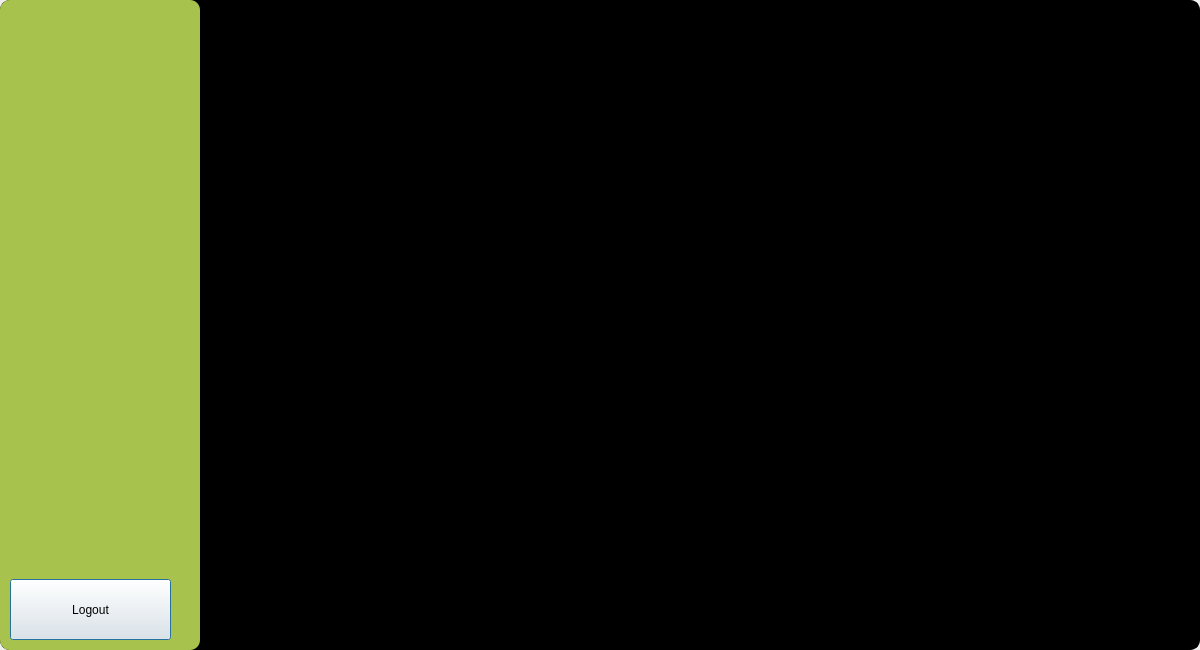
First picture: the form in Ripple/menu.ui, repository Rzouga01/Qt-Project, before the edit.
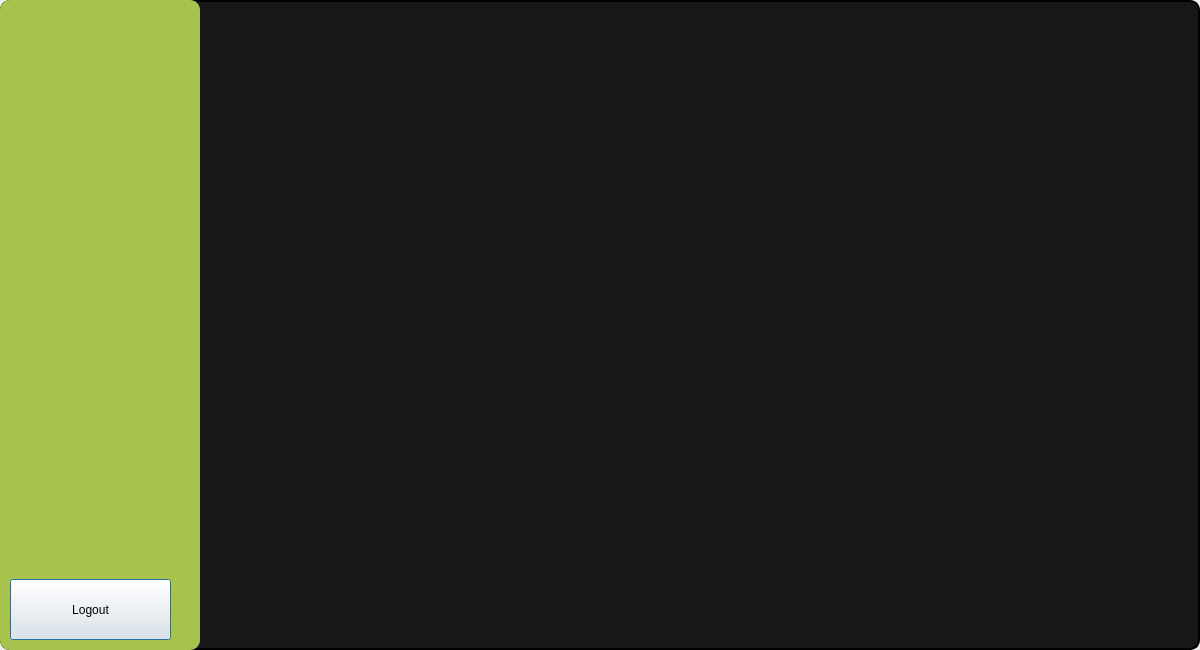
Second picture: the form after the edit. Icons and pictures are not drawn.

Commit message: fixed bg color

```diff
--- a/Ripple/menu.ui
+++ b/Ripple/menu.ui
@@ -25,7 +25,7 @@
    <property name="styleSheet">
     <string notr="true">QFrame {
           border: 2px solid black;
-          background-color: black;
+          background-color:#171717;
           border-radius: 10px;
       }
     </string>
```
The commit also changes 22 other files.
